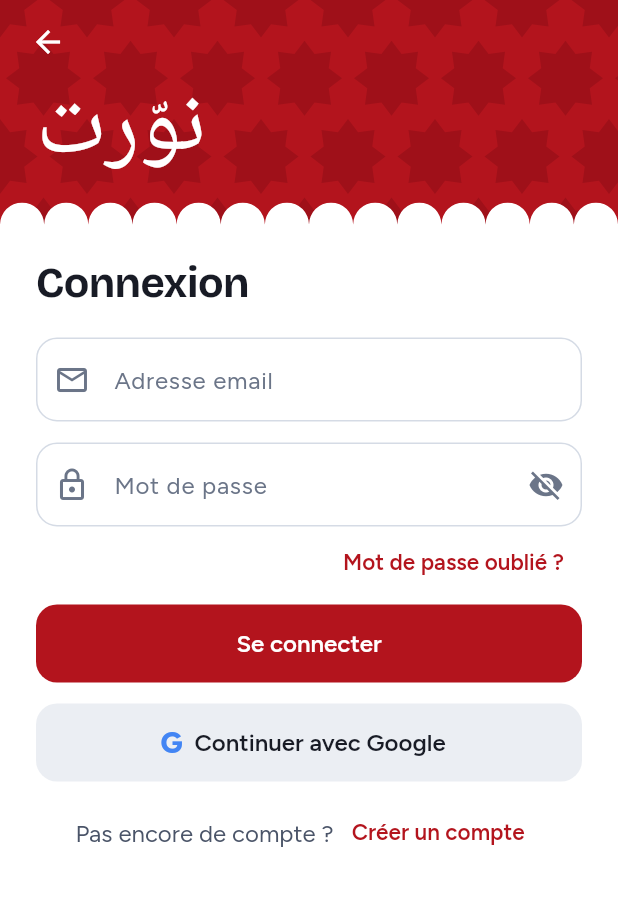
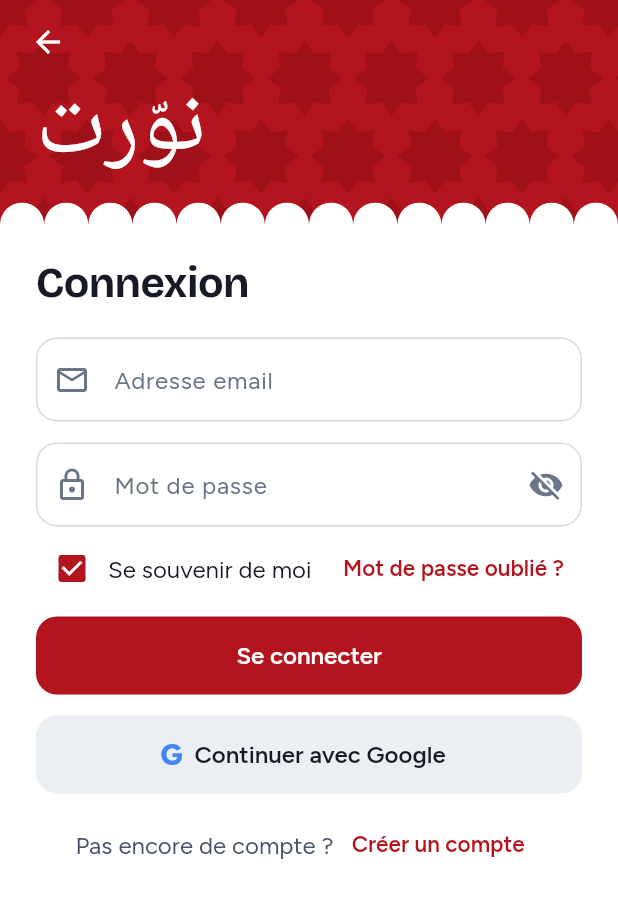
Before and after one commit to Aziz216-ui/El-Hrissa-Front, a Flutter app: the screen it shows after launch, after a tap on "Se connecter", on a phone screen of 412 x 824 dp. Shown: the top 898 px of the screen. Run offline on Flutter 3.47's test engine with Material 3 defaults, Android fonts, the phone set to English and light mode, and no system bars; our stand-ins replace cached_network_image, dio, flutter_secure_storage, geolocator, go_router, google_fonts and 2 more; missing offline and left inert: cached_network_image_platform_interface; accounts and stored records are empty; network calls fail; Roboto replaces fonts that are missing (Lalezar).

Commit message:
Connexion : se souvenir de l'email et laisser le gestionnaire de mots de passe remplir le reste
Co-Authored-By: Claude Sonnet 5.5 <noreply@anthropic.com>

```diff
--- a/lib/features/auth/login_screen.dart
+++ b/lib/features/auth/login_screen.dart
@@ -1,4 +1,6 @@
 import 'package:flutter/material.dart';
+import 'package:flutter/services.dart';
+import 'package:flutter_secure_storage/flutter_secure_storage.dart';
 import 'package:go_router/go_router.dart';
 import '../../core/services/auth_service.dart';
 import '../../core/theme/app_colors.dart';
@@ -19,9 +21,42 @@ class _LoginScreenState extends State<LoginScreen> {
   final _passwordController = TextEditingController();
   final _authService = AuthService();
 
+  static const _storage = FlutterSecureStorage();
+  static const _rememberedEmailKey = 'remembered_email';
+
   bool _isLoading = false;
   bool _obscurePassword = true;
+  bool _rememberMe = true;
   String? _errorMessage;
+
+  @override
+  void initState() {
+    super.initState();
+    _loadRememberedEmail();
+  }
+
+  /// Le mot de passe n'est jamais gardé par l'app : seul l'email est retenu,
+  /// et le gestionnaire de mots de passe du téléphone ou du navigateur remplit le reste.
+  Future<void> _loadRememberedEmail() async {
+    try {
+      final email = await _storage.read(key: _rememberedEmailKey);
+      if (!mounted || email == null || email.isEmpty) return;
+      if (_emailController.text.isEmpty) _emailController.text = email;
+    } catch (_) {
+      // stockage indisponible (navigation privée, tests) : on laisse le champ vide
+    }
+  }
+
+  Future<void> _saveRememberedEmail() async {
+    try {
+      if (_rememberMe) {
+        await _storage.write(
+            key: _rememberedEmailKey, value: _emailController.text.trim());
+      } else {
+        await _storage.delete(key: _rememberedEmailKey);
+      }
+    } catch (_) {}
+  }
 
   @override
   void dispose() {
@@ -43,6 +78,9 @@ class _LoginScreenState extends State<LoginScreen> {
         _emailController.text,
         _passwordController.text,
       );
+      await _saveRememberedEmail();
+      // Indique au système que la connexion a réussi : il propose d'enregistrer le mot de passe
+      TextInput.finishAutofillContext();
       if (mounted) {
         context.go('/home');
       }
@@ -66,6 +104,7 @@ class _LoginScreenState extends State<LoginScreen> {
       onBack: () => context.go('/welcome'),
       child: Form(
         key: _formKey,
+        child: AutofillGroup(
           child: Column(
             crossAxisAlignment: CrossAxisAlignment.stretch,
             children: [
@@ -79,7 +118,8 @@ class _LoginScreenState extends State<LoginScreen> {
                 autofillHints: const [AutofillHints.email],
                 decoration: const InputDecoration(
                   hintText: 'Adresse email',
-                prefixIcon: Icon(Icons.email_outlined, color: AppColors.outline),
+                  prefixIcon:
+                      Icon(Icons.email_outlined, color: AppColors.outline),
                 ),
                 validator: (value) {
                   if (value == null || value.trim().isEmpty) {
@@ -99,14 +139,20 @@ class _LoginScreenState extends State<LoginScreen> {
                 onFieldSubmitted: (_) => _handleLogin(),
                 decoration: InputDecoration(
                   hintText: 'Mot de passe',
-                prefixIcon: const Icon(Icons.lock_outline, color: AppColors.outline),
+                  prefixIcon:
+                      const Icon(Icons.lock_outline, color: AppColors.outline),
                   suffixIcon: IconButton(
                     icon: Icon(
-                    _obscurePassword ? Icons.visibility_off : Icons.visibility,
+                      _obscurePassword
+                          ? Icons.visibility_off
+                          : Icons.visibility,
                       color: AppColors.outline,
                     ),
-                  tooltip: _obscurePassword ? 'Afficher le mot de passe' : 'Masquer le mot de passe',
-                  onPressed: () => setState(() => _obscurePassword = !_obscurePassword),
+                    tooltip: _obscurePassword
+                        ? 'Afficher le mot de passe'
+                        : 'Masquer le mot de passe',
+                    onPressed: () =>
+                        setState(() => _obscurePassword = !_obscurePassword),
                   ),
                 ),
                 validator: (value) {
@@ -116,12 +162,36 @@ class _LoginScreenState extends State<LoginScreen> {
                   return null;
                 },
               ),
-            Align(
-              alignment: Alignment.centerRight,
-              child: TextButton(
-                onPressed: () => context.go('/forgot-password', extra: _emailController.text.trim()),
+              Wrap(
+                alignment: WrapAlignment.spaceBetween,
+                crossAxisAlignment: WrapCrossAlignment.center,
+                children: [
+                  InkWell(
+                    borderRadius: BorderRadius.circular(8),
+                    onTap: () => setState(() => _rememberMe = !_rememberMe),
+                    child: Padding(
+                      padding: const EdgeInsets.symmetric(vertical: 4),
+                      child: Row(
+                        mainAxisSize: MainAxisSize.min,
+                        children: [
+                          Checkbox(
+                            value: _rememberMe,
+                            onChanged: (v) =>
+                                setState(() => _rememberMe = v ?? false),
+                            activeColor: AppColors.primary,
+                          ),
+                          Text('Se souvenir de moi',
+                              style: AppTextStyles.bodyMd),
+                        ],
+                      ),
+                    ),
+                  ),
+                  TextButton(
+                    onPressed: () => context.go('/forgot-password',
+                        extra: _emailController.text.trim()),
                     child: const Text('Mot de passe oublié ?'),
                   ),
+                ],
               ),
               const SizedBox(height: 4),
               ElevatedButton(
@@ -130,18 +200,21 @@ class _LoginScreenState extends State<LoginScreen> {
                     ? const SizedBox(
                         width: 24,
                         height: 24,
-                      child: CircularProgressIndicator(color: Colors.white, strokeWidth: 2.5),
+                        child: CircularProgressIndicator(
+                            color: Colors.white, strokeWidth: 2.5),
                       )
                     : const Text('Se connecter'),
               ),
               const SizedBox(height: 14),
-            GoogleSignInButton(onError: (m) => setState(() => _errorMessage = m)),
+              GoogleSignInButton(
+                  onError: (m) => setState(() => _errorMessage = m)),
               const SizedBox(height: 10),
               Wrap(
                 alignment: WrapAlignment.center,
                 crossAxisAlignment: WrapCrossAlignment.center,
                 children: [
-                Text('Pas encore de compte ?', style: AppTextStyles.bodyMdMuted),
+                  Text('Pas encore de compte ?',
+                      style: AppTextStyles.bodyMdMuted),
                   TextButton(
                     onPressed: () => context.go('/register'),
                     child: const Text('Créer un compte'),
@@ -151,6 +224,7 @@ class _LoginScreenState extends State<LoginScreen> {
             ],
           ),
         ),
+      ),
     );
   }
 }
```
Lines whose indentation alone changed are shown as unchanged.
